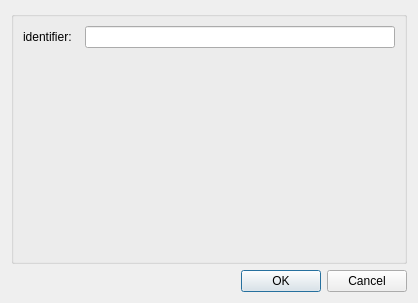
Qt form mapclientplugins/geometryfitter/qt/configuredialog.ui (v-chopovda/mapclientplugins.geometryfitter) before a commit.
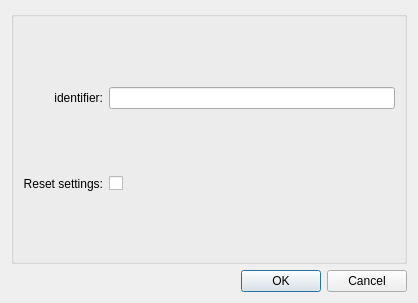
The same form after that commit.

What changed in the file:
```diff
--- a/mapclientplugins/geometryfitter/qt/configuredialog.ui
+++ b/mapclientplugins/geometryfitter/qt/configuredialog.ui
@@ -19,17 +19,43 @@
      <property name="title">
       <string/>
      </property>
-     <layout class="QFormLayout" name="formLayout">
-      <item row="0" column="0">
-       <widget class="QLabel" name="label0">
-        <property name="text">
-         <string>identifier:  </string>
-        </property>
-       </widget>
-      </item>
+     <layout class="QGridLayout" name="gridLayout_2">
       <item row="0" column="1">
        <widget class="QLineEdit" name="lineEdit0"/>
       </item>
+      <item row="0" column="0">
+       <widget class="QLabel" name="label0">
+        <property name="text">
+         <string>identifier:</string>
+        </property>
+        <property name="alignment">
+         <set>Qt::AlignmentFlag::AlignRight|Qt::AlignmentFlag::AlignTrailing|Qt::AlignmentFlag::AlignVCenter</set>
+        </property>
+       </widget>
+      </item>
+      <item row="1" column="0">
+       <widget class="QLabel" name="labelResetSettings">
+        <property name="toolTip">
+         <string>Reset the settings to their default values on the next run</string>
+        </property>
+        <property name="text">
+         <string>Reset settings:</string>
+        </property>
+        <property name="alignment">
+         <set>Qt::AlignmentFlag::AlignRight|Qt::AlignmentFlag::AlignTrailing|Qt::AlignmentFlag::AlignVCenter</set>
+        </property>
+       </widget>
+      </item>
+      <item row="1" column="1">
+       <widget class="QCheckBox" name="checkBoxResetSettings">
+        <property name="toolTip">
+         <string>Reset the settings to their default values on the next run</string>
+        </property>
+        <property name="text">
+         <string/>
+        </property>
+       </widget>
+      </item>
      </layout>
     </widget>
    </item>
```
Left out of the diff: 4 changed lines with no effect on the pictures.
